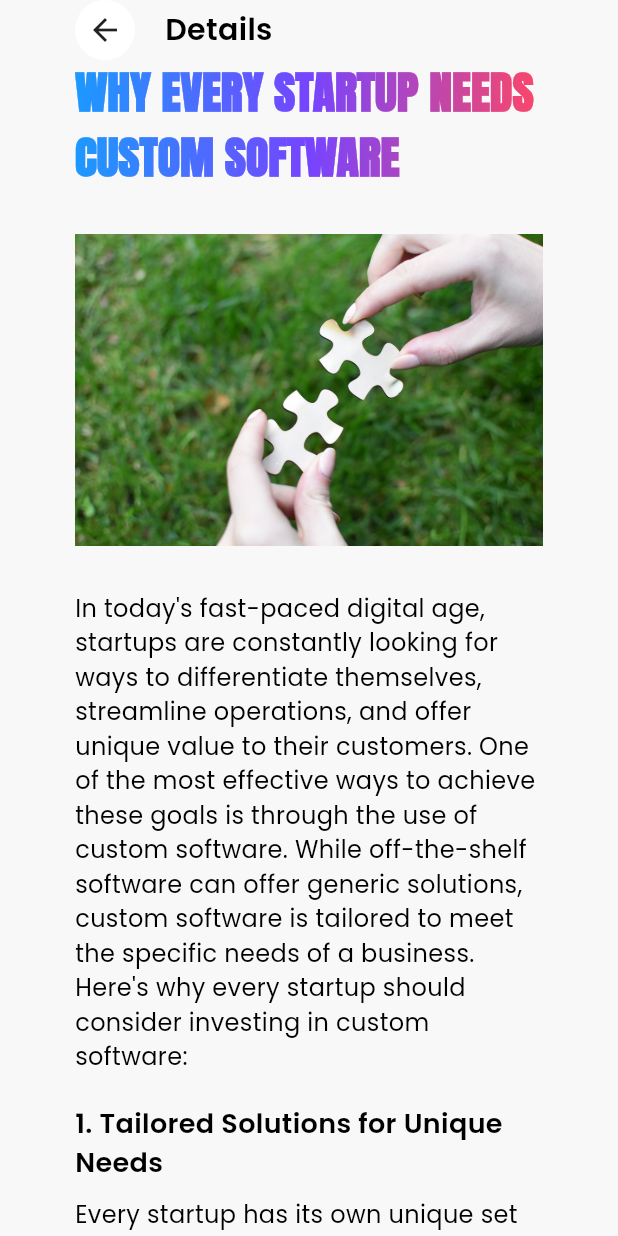
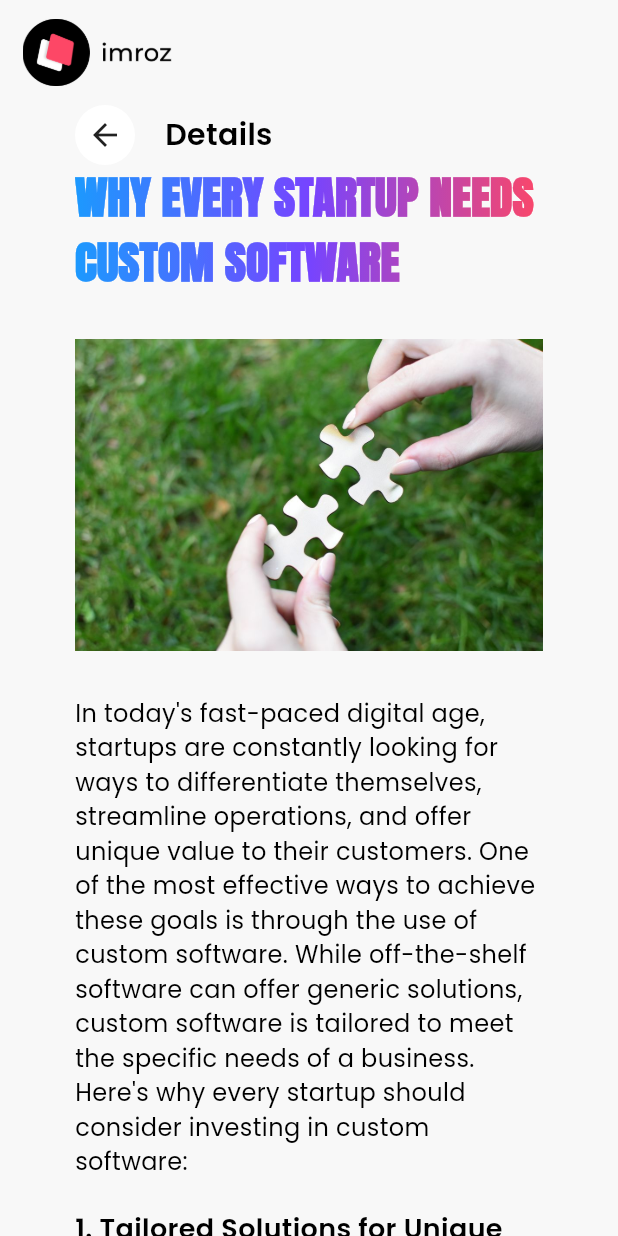
Before and after one commit to asadfareed777/company_portfolio, a Flutter app: the DetailsScreen screen opened by its route, on a phone screen of 412 x 824 dp. Run offline on Flutter 3.47's test engine with Material 3 defaults, Android fonts, the phone set to English and light mode, and no system bars; drawn by our look-alikes of simple_gradient_text; our stand-ins replace camera, device_preview, dio, firebase_core, firebase_crashlytics, firebase_messaging and 19 more; missing offline and left inert: asn1lib, dio_logging_interceptor, pointycastle, stylish_dialog; accounts and stored records are empty; generated files the repository leaves out were written again; project files that could hold a hidden picture were left out.

Commit message:
updated details page

```diff
--- a/lib/views/home/details_screen.dart
+++ b/lib/views/home/details_screen.dart
@@ -67,13 +67,25 @@ class _DetailsScreenState extends ConsumerState<DetailsScreen> {
         child: Container(
           height: MediaQuery.of(context).size.height,
           width: MediaQuery.of(context).size.width,
-          child: SingleChildScrollView(
           child: (ResponsiveBreakpoints.of(context).screenWidth < 770)
               ? Column(
                   crossAxisAlignment: CrossAxisAlignment.start,
                   children: [
                     Container(
+                      padding: EdgeInsets.symmetric(
+                          horizontal:
+                              ResponsiveBreakpoints.of(context).largerOrEqualTo(DESKTOP) ? 50 : 15,
+                          vertical: 10),
+                      child: Image.asset(
+                        logoImageDark,
+                        height: (ResponsiveBreakpoints.of(context).screenWidth < 750) ? 50 : 60,
+                        width: (ResponsiveBreakpoints.of(context).screenWidth < 750) ? 100 : 132,
+                      ),
+                    ),
+                    Expanded(
+                      child: Container(
                         padding: EdgeInsets.symmetric(horizontal: 50),
+                        child: SingleChildScrollView(
                           child: Column(
                             children: [
                               Container(
@@ -113,8 +125,9 @@ class _DetailsScreenState extends ConsumerState<DetailsScreen> {
                               GradientText(
                                 "Why Every Startup Needs Custom Software".toUpperCase(),
                                 style: GoogleFonts.anton(
-                                fontSize:
-                                    (ResponsiveBreakpoints.of(context).screenWidth < 770) ? 30 : 50,
+                                  fontSize: (ResponsiveBreakpoints.of(context).screenWidth < 770)
+                                      ? 30
+                                      : 50,
                                   fontWeight: FontWeight.w600,
                                 ),
                                 colors: [
@@ -200,6 +213,8 @@ class _DetailsScreenState extends ConsumerState<DetailsScreen> {
                             ],
                           ),
                         ),
+                      ),
+                    ),
                   ],
                 )
               : Column(
@@ -207,9 +222,8 @@ class _DetailsScreenState extends ConsumerState<DetailsScreen> {
                   children: [
                     Container(
                       padding: EdgeInsets.symmetric(
-                            horizontal: ResponsiveBreakpoints.of(context).largerOrEqualTo(DESKTOP)
-                                ? 50
-                                : 15,
+                          horizontal:
+                              ResponsiveBreakpoints.of(context).largerOrEqualTo(DESKTOP) ? 50 : 15,
                           vertical: 10),
                       child: Image.asset(
                         logoImageDark,
@@ -217,8 +231,10 @@ class _DetailsScreenState extends ConsumerState<DetailsScreen> {
                         width: (ResponsiveBreakpoints.of(context).screenWidth < 750) ? 100 : 132,
                       ),
                     ),
-                      Container(
+                    Expanded(
+                      child: Container(
                         padding: EdgeInsets.symmetric(horizontal: 100),
+                        child: SingleChildScrollView(
                           child: Column(
                             children: [
                               Row(
@@ -364,8 +380,9 @@ class _DetailsScreenState extends ConsumerState<DetailsScreen> {
                             ],
                           ),
                         ),
+                      ),
+                    ),
                   ],
-                  ),
                 ),
         ),
       ),
```
Also changed, not shown: 4 other files. Lines whose indentation alone changed are shown as unchanged.
